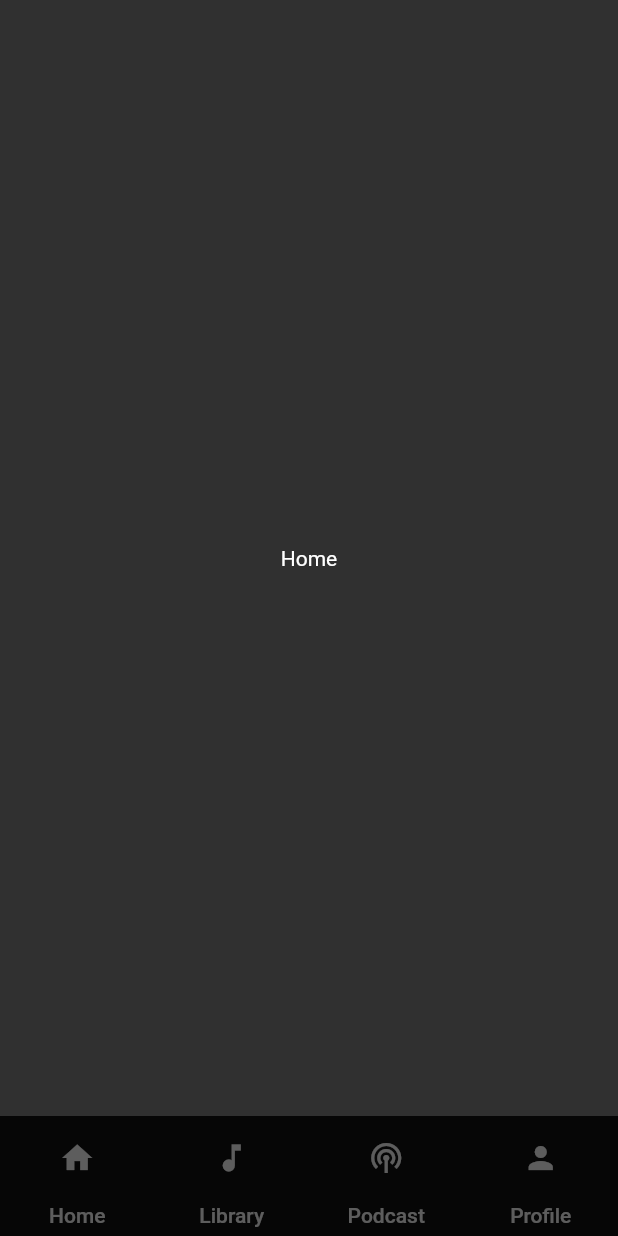
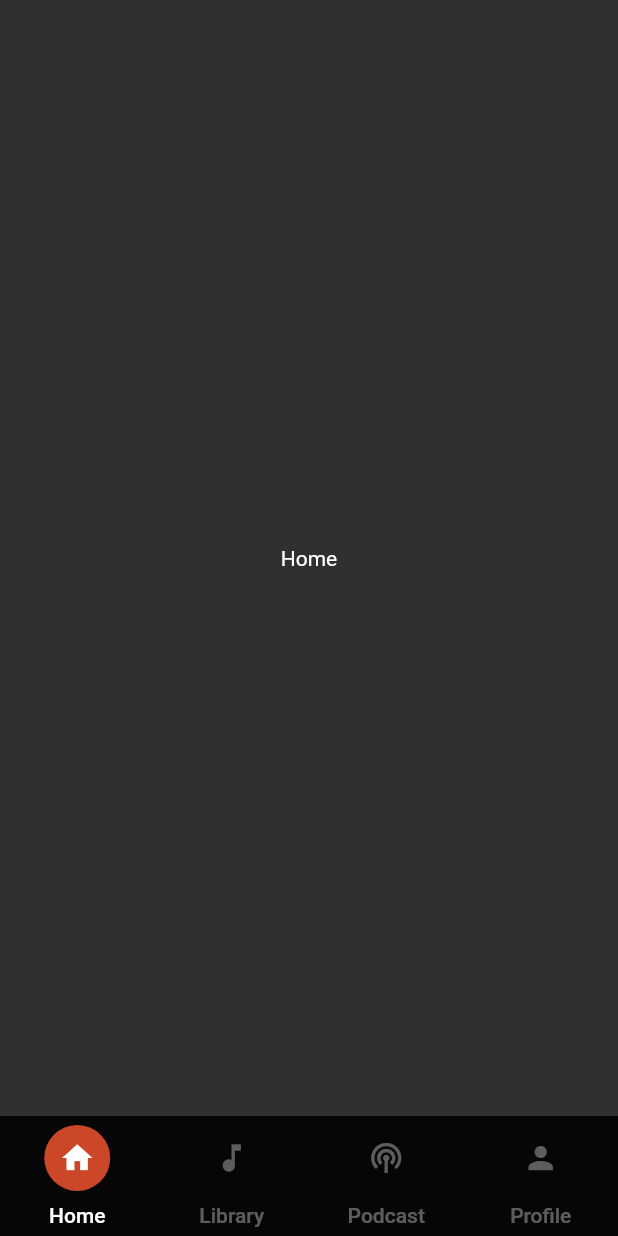
Before and after one commit to shajithali97/custom_bottom_navigation_bar, a Flutter app: the screen it shows after launch, on a phone screen of 412 x 824 dp. Run offline on Flutter 3.47's test engine with Material 2 defaults, Android fonts, the phone set to English and light mode, and no system bars; our stand-ins replace get.

Commit message:
getx bottom nav bar

```diff
--- a/lib/src/controllers/bottom_nav_bar_controller.dart
+++ b/lib/src/controllers/bottom_nav_bar_controller.dart
@@ -1,8 +1,24 @@
+import 'package:custom_bottom_navigation_bar/src/constants.dart';
+import 'package:flutter/material.dart';
 import 'package:get/get.dart';
 
 class BottomNavBarController extends GetxController {
   var selectedIndex = 0.obs;
   changeIndex(int index) {
-    selectedIndex = index.obs;
+    selectedIndex.value = index;
+  }
+
+  textColor(index) {
+    return selectedIndex.value == index ? activeColor : inActiveColor;
+  }
+
+  iconColor(index) {
+    return selectedIndex.value == index ? activeColor : inActiveColor;
+  }
+
+  activeIconColor(index) {
+    return selectedIndex.value == index
+        ? activeIconBgColor
+        : Colors.transparent;
   }
 }
--- a/lib/src/pages/bottom_navigation_page.dart
+++ b/lib/src/pages/bottom_navigation_page.dart
@@ -3,66 +3,22 @@ import 'package:flutter/material.dart';
 import 'package:get/get.dart';
 
 import '../constants.dart';
+import 'components/bottom_nav_bar.dart';
 
 class CustomBottomNavigation extends StatelessWidget {
-  const CustomBottomNavigation({Key? key}) : super(key: key);
+  CustomBottomNavigation({Key? key}) : super(key: key);
+  @override
+  Widget build(context) {
+    double width = MediaQuery.of(context).size.width;
+    final navBarController = Get.put(BottomNavBarController());
 
-  @override
-  Widget build(BuildContext context) {
-    final BottomNavBarController bottomNavBarController =
-        Get.put(BottomNavBarController());
-    double width = MediaQuery.of(context).size.width;
     return Scaffold(
       body: Center(
-        child:
-            Text(pages[bottomNavBarController.selectedIndex.value].toString()),
+        child: Obx(
+            () => Text(pages[navBarController.selectedIndex.value].toString())),
       ),
-      bottomNavigationBar: Container(
-        width: width,
-        height: 80,
-        color: Colors.black87,
-        child: Row(
-          children: List.generate(
-            4,
-            (index) => SizedBox(
-              width: width / 4,
-              child: InkWell(
-                onTap: bottomNavBarController.changeIndex(index),
-                child: Column(
-                  mainAxisAlignment: MainAxisAlignment.center,
-                  children: [
-                    CircleAvatar(
-                      radius: 22,
-                      backgroundColor:
-                          index == bottomNavBarController.selectedIndex
-                              ? activeIconBgColor
-                              : Colors.transparent,
-                      child: Icon(
-                        bottomItems[index].iconData,
-                        color: index == bottomNavBarController.selectedIndex
-                            ? activeColor
-                            : inActiveColor,
-                      ),
-                    ),
-                    const SizedBox(
-                      height: 8,
-                    ),
-                    Text(
-                      bottomItems[index].labelData,
-                      style: TextStyle(
-                        fontWeight: FontWeight.w500,
-                        color: index == bottomNavBarController.selectedIndex
-                            ? activeColor
-                            : inActiveColor,
-                      ),
-                    )
-                  ],
-                ),
-              ),
-            ),
-          ),
-        ),
-      ),
+      bottomNavigationBar: BottomNavigationBarWidget(
+          width: width, navBarController: navBarController),
     );
   }
 }
--- /dev/null
+++ b/lib/src/pages/components/bottom_nav_bar.dart
@@ -0,0 +1,34 @@
+import 'package:flutter/material.dart';
+
+import '../../controllers/bottom_nav_bar_controller.dart';
+import 'bottom_nav_item.dart';
+
+class BottomNavigationBarWidget extends StatelessWidget {
+  const BottomNavigationBarWidget({
+    Key? key,
+    required this.width,
+    required this.navBarController,
+  }) : super(key: key);
+
+  final double width;
+  final BottomNavBarController navBarController;
+
+  @override
+  Widget build(BuildContext context) {
+    return Container(
+      width: width,
+      height: 80,
+      color: Colors.black87,
+      child: Row(
+        children: List.generate(
+          4,
+          (index) => NavBarItem(
+            width: width,
+            navBarController: navBarController,
+            index: index,
+          ),
+        ),
+      ),
+    );
+  }
+}
--- /dev/null
+++ b/lib/src/pages/components/bottom_nav_item.dart
@@ -0,0 +1,53 @@
+import 'package:flutter/material.dart';
+import 'package:get/get.dart';
+
+import '../../constants.dart';
+import '../../controllers/bottom_nav_bar_controller.dart';
+
+class NavBarItem extends StatelessWidget {
+  const NavBarItem({
+    Key? key,
+    required this.width,
+    required this.navBarController,
+    required this.index,
+  }) : super(key: key);
+
+  final double width;
+  final int index;
+  final BottomNavBarController navBarController;
+
+  @override
+  Widget build(BuildContext context) {
+    return SizedBox(
+      width: width / 4,
+      child: InkWell(
+          onTap: () {
+            navBarController.selectedIndex(index);
+          },
+          child: Obx(
+            () => Column(
+              mainAxisAlignment: MainAxisAlignment.center,
+              children: [
+                CircleAvatar(
+                  radius: 22,
+                  backgroundColor: navBarController.activeIconColor(index),
+                  child: Icon(
+                    bottomItems[index].iconData,
+                    color: navBarController.iconColor(index),
+                  ),
+                ),
+                const SizedBox(
+                  height: 8,
+                ),
+                Text(
+                  bottomItems[index].labelData,
+                  style: TextStyle(
+                      fontWeight: FontWeight.w500,
+                      color: navBarController.textColor(index)),
+                )
+              ],
+            ),
+          )),
+    );
+  }
+}
```
Also changed, not shown: lib/src/pages/home_page.dart (deleted, +0 -72 lines).
